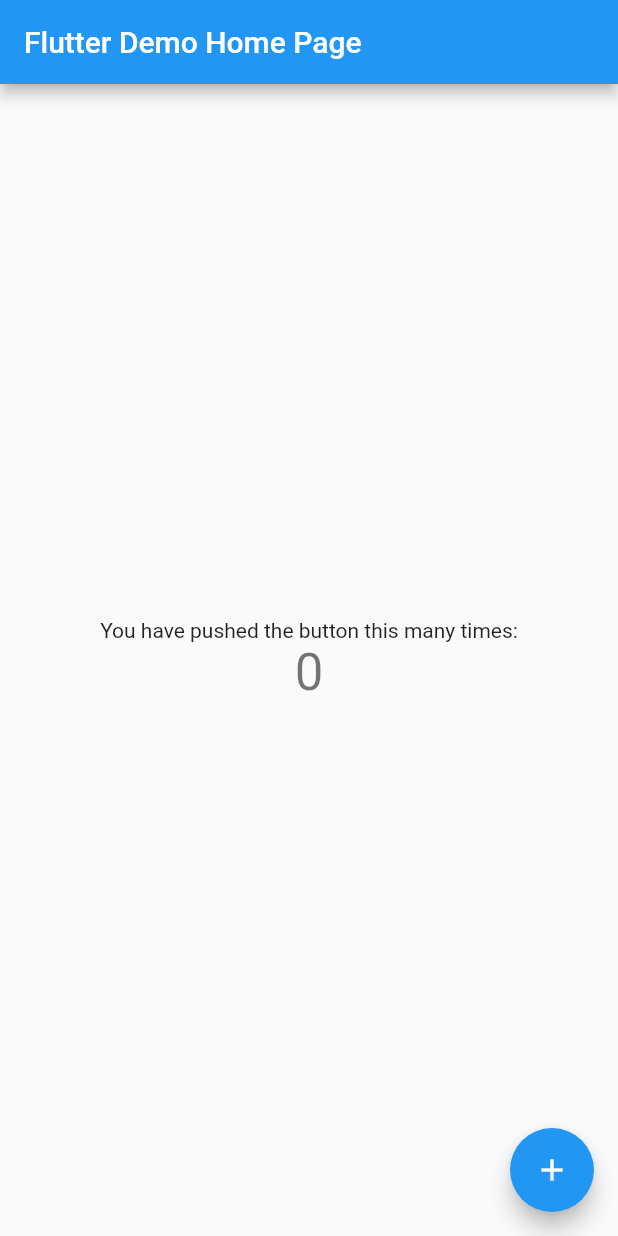
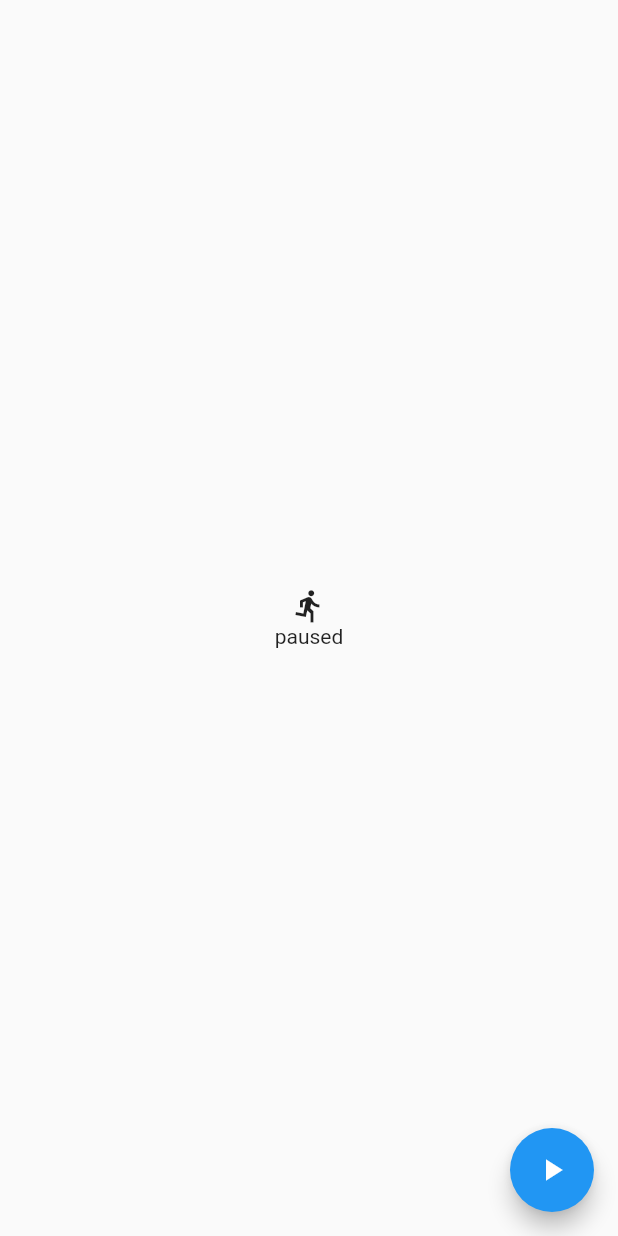
Before and after one commit to kpsroka/flutter-footballer-animation, a Flutter app: the screen it shows after launch, on a phone screen of 412 x 824 dp. Run offline on Flutter 3.47's test engine with Material 2 defaults, Android fonts, the phone set to English and light mode, and no system bars.

Commit message:
Setting up basic view

```diff
--- a/lib/main.dart
+++ b/lib/main.dart
@@ -9,15 +9,6 @@ class MyApp extends StatelessWidget {
     return MaterialApp(
       title: 'Flutter Demo',
       theme: ThemeData(
-        // This is the theme of your application.
-        //
-        // Try running your application with "flutter run". You'll see the
-        // application has a blue toolbar. Then, without quitting the app, try
-        // changing the primarySwatch below to Colors.green and then invoke
-        // "hot reload" (press "r" in the console where you ran "flutter run",
-        // or simply save your changes to "hot reload" in a Flutter IDE).
-        // Notice that the counter didn't reset back to zero; the application
-        // is not restarted.
         primarySwatch: Colors.blue,
       ),
       home: MyHomePage(title: 'Flutter Demo Home Page'),
@@ -28,15 +19,6 @@ class MyApp extends StatelessWidget {
 class MyHomePage extends StatefulWidget {
   MyHomePage({Key key, this.title}) : super(key: key);
 
-  // This widget is the home page of your application. It is stateful, meaning
-  // that it has a State object (defined below) that contains fields that affect
-  // how it looks.
-
-  // This class is the configuration for the state. It holds the values (in this
-  // case the title) provided by the parent (in this case the App widget) and
-  // used by the build method of the State. Fields in a Widget subclass are
-  // always marked "final".
-
   final String title;
 
   @override
@@ -44,17 +26,13 @@ class MyHomePage extends StatefulWidget {
 }
 
 class _MyHomePageState extends State<MyHomePage> {
-  int _counter = 0;
+  bool _isPaused = true;
 
-  void _incrementCounter() {
-    setState(() {
-      // This call to setState tells the Flutter framework that something has
-      // changed in this State, which causes it to rerun the build method below
-      // so that the display can reflect the updated values. If we changed
-      // _counter without calling setState(), then the build method would not be
-      // called again, and so nothing would appear to happen.
-      _counter++;
-    });
+  void _pause() {
+    setState(() { _isPaused = true; });
+  }
+  void _run() {
+    setState(() { _isPaused = false; });
   }
 
   @override
@@ -66,11 +44,6 @@ class _MyHomePageState extends State<MyHomePage> {
     // fast, so that you can just rebuild anything that needs updating rather
     // than having to individually change instances of widgets.
     return Scaffold(
-      appBar: AppBar(
-        // Here we take the value from the MyHomePage object that was created by
-        // the App.build method, and use it to set our appbar title.
-        title: Text(widget.title),
-      ),
       body: Center(
         // Center is a layout widget. It takes a single child and positions it
         // in the middle of the parent.
@@ -91,20 +64,15 @@ class _MyHomePageState extends State<MyHomePage> {
           // horizontal).
           mainAxisAlignment: MainAxisAlignment.center,
           children: <Widget>[
-            Text(
-              'You have pushed the button this many times:',
-            ),
-            Text(
-              '$_counter',
-              style: Theme.of(context).textTheme.display1,
-            ),
+            Icon(Icons.directions_run),
+            Text(_isPaused ? "paused" : "running")
           ],
         ),
       ),
       floatingActionButton: FloatingActionButton(
-        onPressed: _incrementCounter,
-        tooltip: 'Increment',
-        child: Icon(Icons.add),
+        onPressed: _isPaused ? _run : _pause,
+        tooltip: 'Pause',
+        child: Icon(_isPaused ? Icons.play_arrow : Icons.pause),
       ), // This trailing comma makes auto-formatting nicer for build methods.
     );
   }
```
